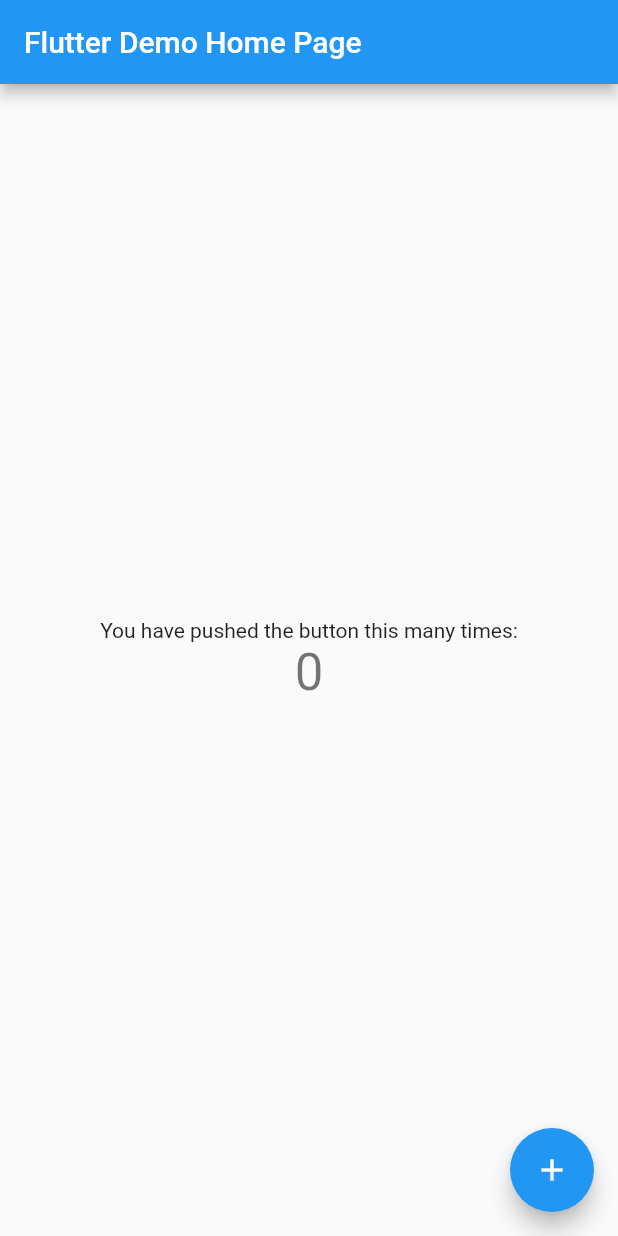
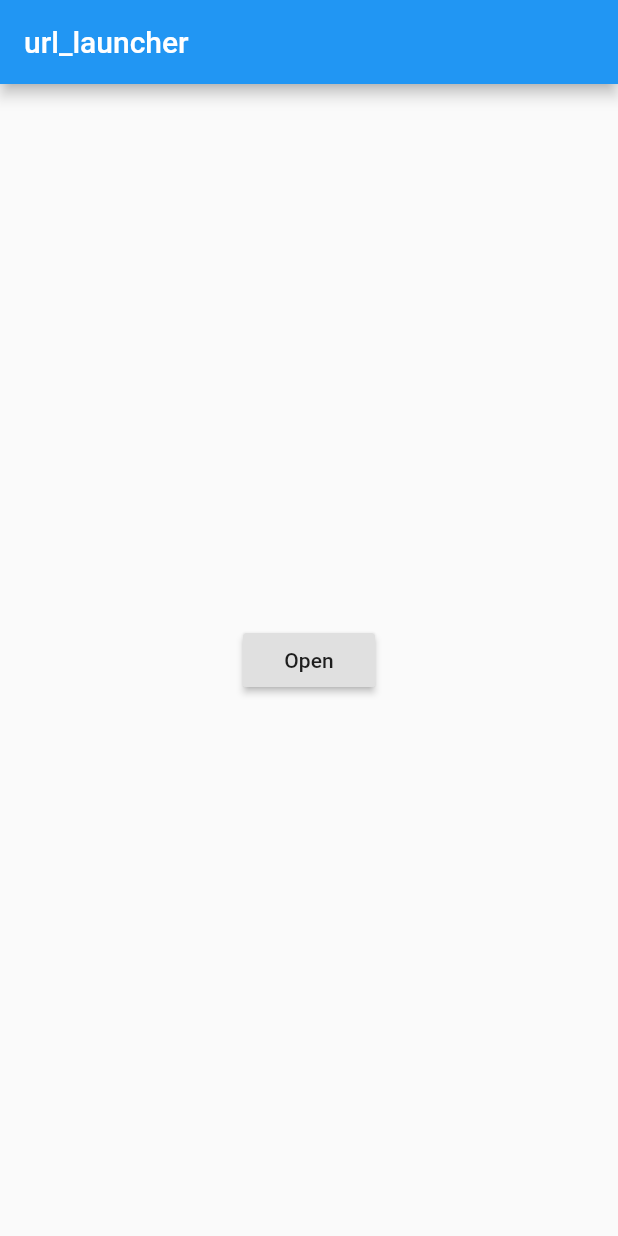
Before and after one commit to mokelab/flutter_samples, a Flutter app: the screen it shows after launch, on a phone screen of 412 x 824 dp. Run offline on Flutter 3.47's test engine with Material 2 defaults, Android fonts, the phone set to English and light mode, and no system bars; our stand-ins replace shared_preferences.

Commit message:
Implement launch demo

```diff
--- a/url_launchder/lib/main.dart
+++ b/url_launchder/lib/main.dart
@@ -1,111 +1,57 @@
 import 'package:flutter/material.dart';
+import 'package:url_launcher/url_launcher.dart';
 
 void main() => runApp(MyApp());
 
 class MyApp extends StatelessWidget {
-  // This widget is the root of your application.
   @override
   Widget build(BuildContext context) {
     return MaterialApp(
-      title: 'Flutter Demo',
+      title: 'URL Launcher Demo',
       theme: ThemeData(
-        // This is the theme of your application.
-        //
-        // Try running your application with "flutter run". You'll see the
-        // application has a blue toolbar. Then, without quitting the app, try
-        // changing the primarySwatch below to Colors.green and then invoke
-        // "hot reload" (press "r" in the console where you ran "flutter run",
-        // or simply save your changes to "hot reload" in a Flutter IDE).
-        // Notice that the counter didn't reset back to zero; the application
-        // is not restarted.
         primarySwatch: Colors.blue,
       ),
-      home: MyHomePage(title: 'Flutter Demo Home Page'),
+      home: MyHomePage(),
     );
   }
 }
 
-class MyHomePage extends StatefulWidget {
-  MyHomePage({Key key, this.title}) : super(key: key);
-
-  // This widget is the home page of your application. It is stateful, meaning
-  // that it has a State object (defined below) that contains fields that affect
-  // how it looks.
-
-  // This class is the configuration for the state. It holds the values (in this
-  // case the title) provided by the parent (in this case the App widget) and
-  // used by the build method of the State. Fields in a Widget subclass are
-  // always marked "final".
-
-  final String title;
-
-  @override
-  _MyHomePageState createState() => _MyHomePageState();
-}
-
-class _MyHomePageState extends State<MyHomePage> {
-  int _counter = 0;
-
-  void _incrementCounter() {
-    setState(() {
-      // This call to setState tells the Flutter framework that something has
-      // changed in this State, which causes it to rerun the build method below
-      // so that the display can reflect the updated values. If we changed
-      // _counter without calling setState(), then the build method would not be
-      // called again, and so nothing would appear to happen.
-      _counter++;
-    });
-  }
-
+class MyHomePage extends StatelessWidget {
   @override
   Widget build(BuildContext context) {
-    // This method is rerun every time setState is called, for instance as done
-    // by the _incrementCounter method above.
-    //
-    // The Flutter framework has been optimized to make rerunning build methods
-    // fast, so that you can just rebuild anything that needs updating rather
-    // than having to individually change instances of widgets.
     return Scaffold(
       appBar: AppBar(
-        // Here we take the value from the MyHomePage object that was created by
-        // the App.build method, and use it to set our appbar title.
-        title: Text(widget.title),
+        title: Text("url_launcher"),
       ),
-      body: Center(
-        // Center is a layout widget. It takes a single child and positions it
-        // in the middle of the parent.
-        child: Column(
-          // Column is also a layout widget. It takes a list of children and
-          // arranges them vertically. By default, it sizes itself to fit its
-          // children horizontally, and tries to be as tall as its parent.
-          //
-          // Invoke "debug painting" (press "p" in the console, choose the
-          // "Toggle Debug Paint" action from the Flutter Inspector in Android
-          // Studio, or the "Toggle Debug Paint" command in Visual Studio Code)
-          // to see the wireframe for each widget.
-          //
-          // Column has various properties to control how it sizes itself and
-          // how it positions its children. Here we use mainAxisAlignment to
-          // center the children vertically; the main axis here is the vertical
-          // axis because Columns are vertical (the cross axis would be
-          // horizontal).
-          mainAxisAlignment: MainAxisAlignment.center,
-          children: <Widget>[
-            Text(
-              'You have pushed the button this many times:',
-            ),
-            Text(
-              '$_counter',
-              style: Theme.of(context).textTheme.display1,
-            ),
-          ],
-        ),
-      ),
-      floatingActionButton: FloatingActionButton(
-        onPressed: _incrementCounter,
-        tooltip: 'Increment',
-        child: Icon(Icons.add),
-      ), // This trailing comma makes auto-formatting nicer for build methods.
+      body: _MyHomePageBody(),
     );
   }
 }
+
+class _MyHomePageBody extends StatelessWidget {
+  @override
+  Widget build(BuildContext context) {
+    return Center(
+      child: RaisedButton(
+        onPressed: () {
+          _launch(context);
+        },
+        child: Text("Open"),
+      ),
+    );
+  }
+
+  void _launch(BuildContext context) async {
+    const url = 'https://tech.mokelab.com';
+    if (!(await canLaunch(url))) {
+      Scaffold.of(context).showSnackBar(SnackBar(
+        content: Text("URLが開ません。。。"),
+      ));
+      return;
+    }
+    await launch(url);
+    Scaffold.of(context).showSnackBar(SnackBar(
+      content: Text("開きましたよ"),
+    ));
+  }
+}
```
Also changed, not shown: 3 other files.
